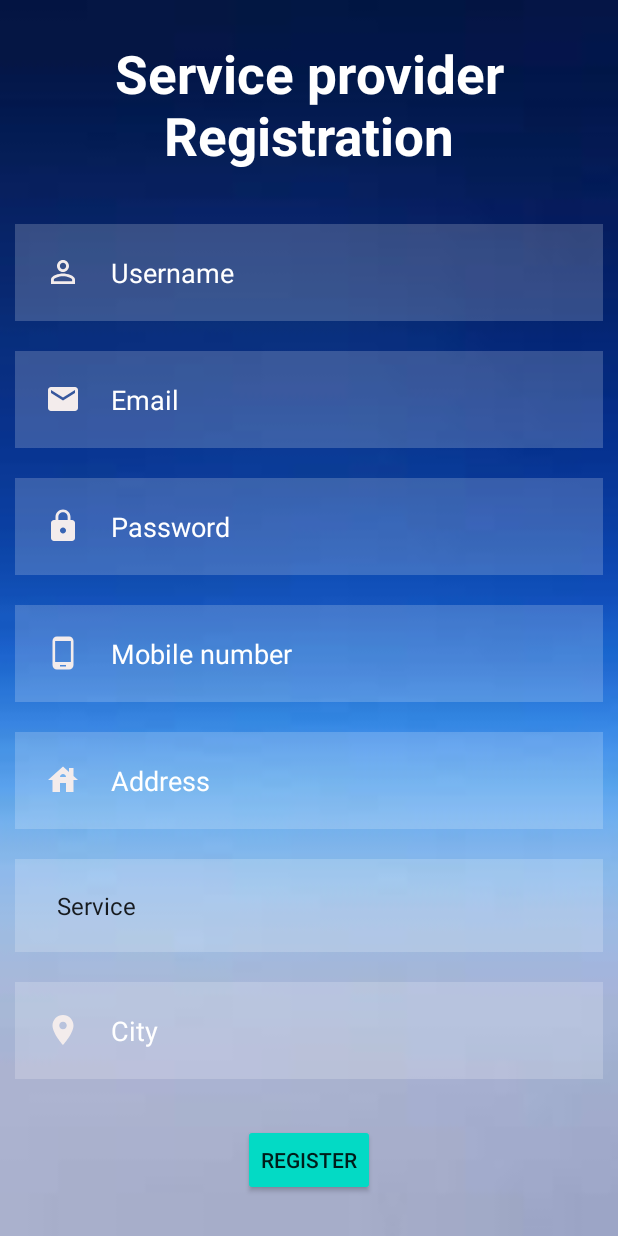
After one commit to adhwaith2002/Easify, an Android app: the serviceproviderregister screen opened directly, with no data from a screen before it, on a phone screen of 412 x 824 dp. The commit adds this screen. Run offline under Robolectric (Android 15) with nearby library versions, the phone set to English and light mode, and no system bars; Roboto replaces fonts that are not available here.

Commit message:
eighth commit

```diff
--- a/app/src/main/AndroidManifest.xml
+++ b/app/src/main/AndroidManifest.xml
@@ -16,6 +16,9 @@
         android:theme="@style/Theme.Easify"
         tools:replace="android:appComponentFactory"
         tools:targetApi="31">
+        <activity
+            android:name=".serviceproviderregister"
+            android:exported="false" />
         <activity
             android:name=".driver"
             android:exported="false" />
--- a/app/src/main/java/com/example/easify/MainActivity.java
+++ b/app/src/main/java/com/example/easify/MainActivity.java
@@ -31,7 +31,7 @@ import java.util.Objects;
 
 public class MainActivity extends AppCompatActivity {
 
-    TextView signin,signup;
+    TextView signin,signup,serviceproviderregister;
     EditText email,password;
     Button loginbtn;
     DBHelper DB;
@@ -49,7 +49,7 @@ public class MainActivity extends AppCompatActivity {
 
         email = findViewById(R.id.email);
         password = findViewById(R.id.password);
-
+        serviceproviderregister = findViewById(R.id.serviceproviderregister);
         loginbtn = findViewById(R.id.loginbtn);
         DB =new DBHelper(this);
         signup = findViewById(R.id.signup);
@@ -81,6 +81,14 @@ public class MainActivity extends AppCompatActivity {
             @Override
             public void onClick(View view) {
                 Intent intent = new Intent(MainActivity.this,register.class);
+                startActivity(intent);
+            }
+        });
+
+        serviceproviderregister.setOnClickListener(new View.OnClickListener() {
+            @Override
+            public void onClick(View view) {
+                Intent intent = new Intent(MainActivity.this,serviceproviderregister.class);
                 startActivity(intent);
             }
         });
--- /dev/null
+++ b/app/src/main/java/com/example/easify/serviceproviderregister.java
@@ -0,0 +1,46 @@
+package com.example.easify;
+
+import androidx.appcompat.app.AppCompatActivity;
+
+import android.os.Bundle;
+import android.view.View;
+import android.widget.AdapterView;
+import android.widget.ArrayAdapter;
+import android.widget.AutoCompleteTextView;
+import android.widget.Spinner;
+import android.widget.Toast;
+
+public class serviceproviderregister extends AppCompatActivity {
+
+
+    @Override
+    protected void onCreate(Bundle savedInstanceState) {
+        super.onCreate(savedInstanceState);
+        setContentView(R.layout.activity_serviceproviderregister);
+        Spinner serviceSpinner = findViewById(R.id.serviceSpinner);
+        ArrayAdapter<CharSequence> adapter = ArrayAdapter.createFromResource(
+                this,
+                R.array.service_array,
+                android.R.layout.simple_spinner_item
+        );
+        adapter.setDropDownViewResource(android.R.layout.simple_spinner_dropdown_item);
+        serviceSpinner.setAdapter(adapter);
+
+        serviceSpinner.setOnItemSelectedListener(new AdapterView.OnItemSelectedListener() {
+            @Override
+            public void onItemSelected(AdapterView<?> parent, View view, int position, long id) {
+                String selectedservice = parent.getItemAtPosition(position).toString();
+
+            }
+
+            @Override
+            public void onNothingSelected(AdapterView<?> parent) {
+
+            }
+        });
+
+
+
+
+    }
+}
--- /dev/null
+++ b/app/src/main/res/drawable/baseline_home_repair_service_24.xml
@@ -0,0 +1,6 @@
+<vector android:height="24dp" android:tint="#FFFFFF"
+    android:viewportHeight="24" android:viewportWidth="24"
+    android:width="24dp" xmlns:android="http://schemas.android.com/apk/res/android">
+    <path android:fillColor="@android:color/white" android:pathData="M18,16l-2,0l0,-1l-8,0l0,1l-2,0l0,-1l-4,0l0,5l20,0l0,-5l-4,0z"/>
+    <path android:fillColor="@android:color/white" android:pathData="M20,8h-3V6c0,-1.1 -0.9,-2 -2,-2H9C7.9,4 7,4.9 7,6v2H4c-1.1,0 -2,0.9 -2,2v4h4v-2h2v2h8v-2h2v2h4v-4C22,8.9 21.1,8 20,8zM15,8H9V6h6V8z"/>
+</vector>
--- a/app/src/main/res/layout/activity_main.xml
+++ b/app/src/main/res/layout/activity_main.xml
@@ -74,12 +74,27 @@
         android:text="Haven't Yet Registered ?"
         android:textColor="#E8FF03"
         android:textSize="17sp" />
+    <TextView
+        android:id="@+id/serviceproviderregister"
+        android:layout_width="wrap_content"
+        android:layout_height="wrap_content"
+        android:layout_below="@id/loginbtn"
+        android:layout_centerHorizontal="true"
+        android:layout_marginStart="0dp"
+        android:layout_marginLeft="0dp"
+        android:layout_marginTop="40dp"
+        android:layout_marginEnd="0dp"
+        android:layout_marginRight="0dp"
+        android:layout_marginBottom="0dp"
+        android:text="Register as Service provider"
+        android:textColor="#E8FF03"
+        android:textSize="17sp" />
 
     <ImageView
         android:id="@+id/google"
         android:layout_width="wrap_content"
         android:layout_height="48dp"
         android:layout_below="@id/signup"
-        android:layout_marginTop="28dp"
+        android:layout_marginTop="80dp"
         android:src="@drawable/google" />
 </RelativeLayout>
--- /dev/null
+++ b/app/src/main/res/layout/activity_serviceproviderregister.xml
@@ -0,0 +1,153 @@
+<?xml version="1.0" encoding="utf-8"?>
+<ScrollView xmlns:android="http://schemas.android.com/apk/res/android"
+    xmlns:app="http://schemas.android.com/apk/res-auto"
+    xmlns:tools="http://schemas.android.com/tools"
+    android:layout_width="match_parent"
+    android:layout_height="match_parent"
+    android:background="@drawable/background"
+    tools:context=".serviceproviderregister">
+
+
+
+
+    <androidx.constraintlayout.widget.ConstraintLayout
+        android:layout_width="match_parent"
+        android:layout_height="wrap_content">
+        <RelativeLayout
+            android:layout_width="match_parent"
+            android:layout_height="match_parent"
+            android:background="@drawable/background"
+            tools:context=".serviceproviderregister">
+
+
+
+            <TextView
+                android:layout_width="match_parent"
+                android:layout_height="wrap_content"
+                android:id="@+id/serviceprovidertitle"
+                android:text="Service provider Registration"
+                android:textSize="35dp"
+                android:textStyle="bold"
+                android:textColor="@color/white"
+                android:gravity="center"
+                android:layout_margin="25dp"
+                />
+
+            <EditText
+                android:id="@+id/serviceproviderusername"
+                android:layout_width="match_parent"
+                android:layout_height="wrap_content"
+                android:layout_below="@id/serviceprovidertitle"
+                android:layout_marginStart="10dp"
+                android:layout_marginLeft="10dp"
+                android:layout_marginTop="10dp"
+                android:layout_marginEnd="10dp"
+                android:layout_marginRight="10dp"
+                android:layout_marginBottom="10dp"
+                android:background="#30ffffff"
+                android:drawableLeft="@drawable/baseline_person_outline_24"
+                android:drawablePadding="20dp"
+                android:hint="Username"
+                android:padding="20dp"
+                android:textColor="@color/white"
+                android:textColorHint="@color/white" />
+            <EditText
+                android:layout_width="match_parent"
+                android:layout_height="wrap_content"
+                android:id="@+id/serviceprovideremail"
+                android:layout_below="@id/serviceproviderusername"
+                android:background="#30ffffff"
+                android:hint="Email"
+                android:textColorHint="@color/white"
+                android:textColor="@color/white"
+                android:layout_margin="10dp"
+                android:padding="20dp"
+                android:drawableLeft="@drawable/baseline_email_24"
+                android:drawablePadding="20dp"
+                android:inputType="textEmailAddress"
+                />
+            <EditText
+                android:layout_width="match_parent"
+                android:layout_height="wrap_content"
+                android:id="@+id/serviceproviderpassword"
+                android:layout_below="@id/serviceprovideremail"
+                android:background="#30ffffff"
+                android:hint="Password"
+                android:textColorHint="@color/white"
+                android:textColor="@color/white"
+                android:layout_margin="10dp"
+                android:padding="20dp"
+                android:drawableLeft="@drawable/baseline_lock_24"
+                android:drawablePadding="20dp"
+                android:inputType="textPassword"
+                />
+            <EditText
+                android:layout_width="match_parent"
+                android:layout_height="wrap_content"
+                android:id="@+id/serviceprovidermobile"
+                android:layout_below="@id/serviceproviderpassword"
+                android:background="#30ffffff"
+                android:hint="Mobile number"
+                android:textColorHint="@color/white"
+                android:textColor="@color/white"
+                android:layout_margin="10dp"
+                android:padding="20dp"
+                android:drawableLeft="@drawable/baseline_phone_android_24"
+                android:drawablePadding="20dp"
+                android:inputType="number"
+                />
+
+            <EditText
+                android:layout_width="match_parent"
+                android:layout_height="wrap_content"
+                android:id="@+id/serviceprovideraddress"
+                android:layout_below="@id/serviceprovidermobile"
+                android:background="#30ffffff"
+                android:hint="Address"
+                android:textColorHint="@color/white"
+                android:textColor="@color/white"
+                android:layout_margin="10dp"
+                android:padding="20dp"
+                android:drawableLeft="@drawable/baseline_house_24"
+                android:drawablePadding="20dp"
+                />
+            <EditText
+                android:layout_width="match_parent"
+                android:layout_height="wrap_content"
+                android:id="@+id/serviceprovidercity"
+                android:layout_below="@id/serviceSpinner"
+                android:background="#30ffffff"
+                android:hint="City"
+                android:textColorHint="@color/white"
+                android:textColor="@color/white"
+                android:layout_margin="10dp"
+                android:padding="20dp"
+                android:drawableLeft="@drawable/baseline_location_on_24"
+                android:drawablePadding="20dp"
+                />
+            <Spinner
+                android:id="@+id/serviceSpinner"
+                android:layout_width="match_parent"
+                android:layout_height="wrap_content"
+                android:layout_below="@id/serviceprovideraddress"
+                android:background="#30ffffff"
+                android:hint="Service"
+                android:textColorHint="@color/white"
+                android:textColor="@color/white"
+                android:layout_margin="10dp"
+                android:padding="20dp"
+                android:drawableLeft="@drawable/baseline_home_repair_service_24"
+                android:drawablePadding="20dp" />
+
+            <Button
+                android:layout_width="wrap_content"
+                android:layout_height="wrap_content"
+                android:id="@+id/serviceproviderregisternbtn"
+                android:layout_below="@id/serviceprovidercity"
+                android:text="Register"
+                android:backgroundTint="@color/teal_200"
+                android:layout_margin="20dp"
+                android:layout_centerHorizontal="true" />
+        </RelativeLayout>
+    </androidx.constraintlayout.widget.ConstraintLayout>
+</ScrollView>
--- /dev/null
+++ b/app/src/main/res/layout/list_items.xml
@@ -0,0 +1,12 @@
+<?xml version="1.0" encoding="utf-8"?>
+<TextView xmlns:android="http://schemas.android.com/apk/res/android"
+    android:layout_width="match_parent"
+    android:layout_height="match_parent"
+    android:padding="16dp"
+    android:ellipsize="end"
+    android:maxLines="1"
+    android:textAppearance="?attr/textAppearanceSubtitle1"
+    >
+
+
+</TextView>
--- a/app/src/main/res/values/strings.xml
+++ b/app/src/main/res/values/strings.xml
@@ -2,4 +2,18 @@
     <string name="app_name"></string>
     <string name="navigation_drawer_open">Open navigation drawer</string>
     <string name="navigation_drawer_close">Close navigation drawer</string>
+    <string-array name="service_array">
+        <item >Service</item>
+        <item>Plumber</item>
+        <item>Painting</item>
+        <item>Car mechanic</item>
+        <item>Electrician</item>
+        <item>House cleaning</item>
+        <item>Appliance</item>
+        <item>Tree cutting</item>
+        <item>Gardening</item>
+        <item>Cook</item>
+        <item>Driver</item>
+    </string-array>
+
 </resources>
```
